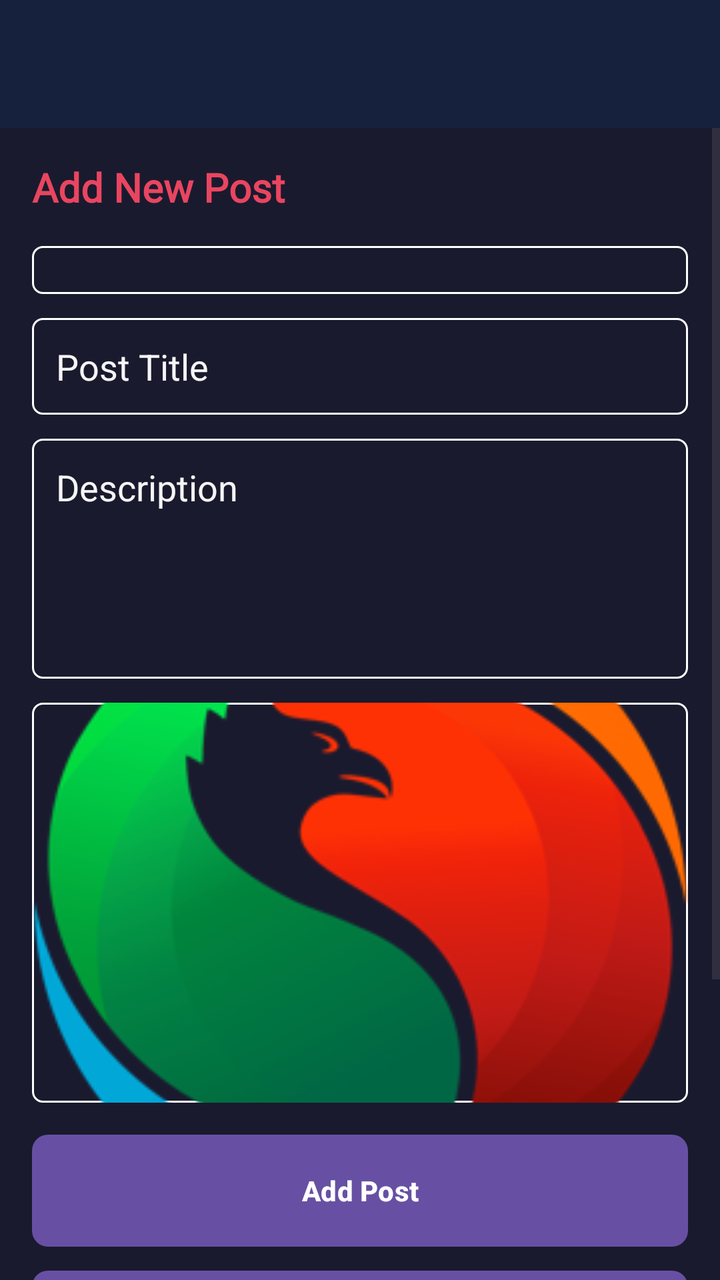
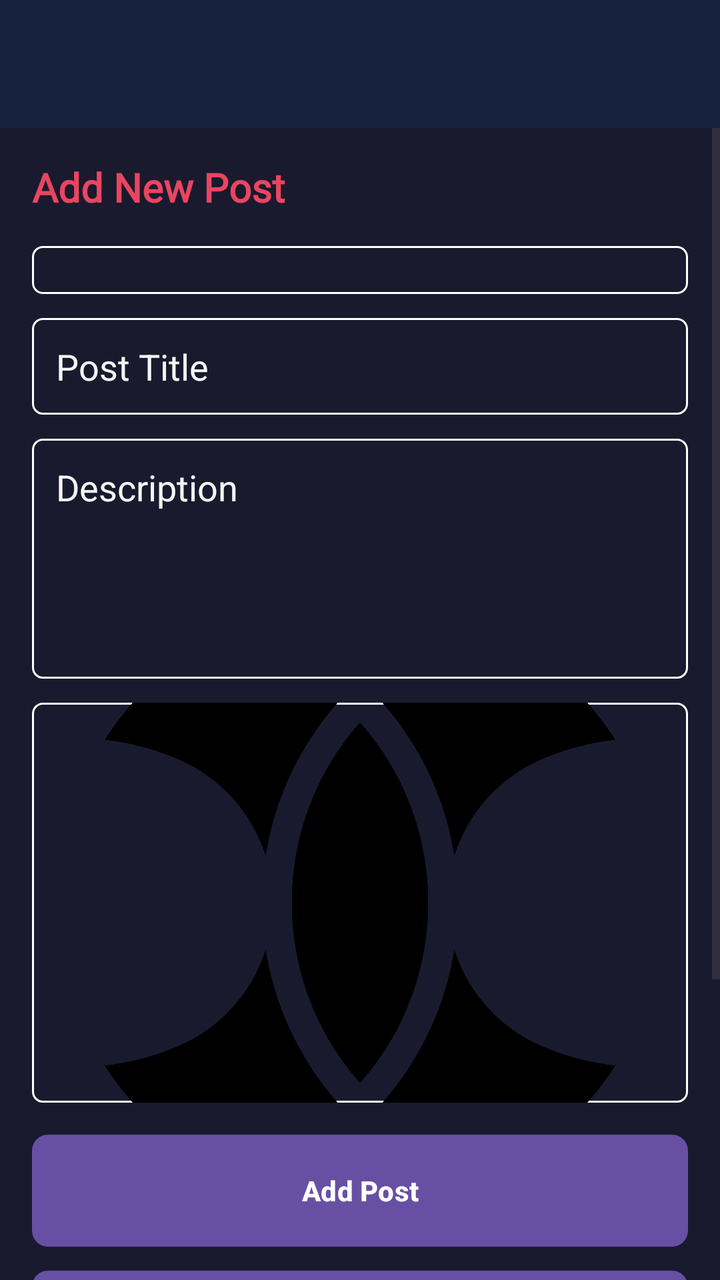

Before-and-after screenshots of an Android layout around one commit, followed by the original layout XML and the change that was made.
<!-- AndroidManifest.xml: application theme Theme.Simurgh -->
<!-- res/layout/activity_admin_panel.xml -->
<?xml version="1.0" encoding="utf-8"?>
<LinearLayout xmlns:android="http://schemas.android.com/apk/res/android"
    xmlns:app="http://schemas.android.com/apk/res-auto"
    android:layout_width="match_parent"
    android:layout_height="match_parent"
    android:orientation="vertical"
    android:background="@color/doctor_cyber_primary">

    <androidx.appcompat.widget.Toolbar
        android:id="@+id/toolbar"
        android:layout_width="match_parent"
        android:layout_height="?attr/actionBarSize"
        android:background="@color/doctor_cyber_secondary"
        android:elevation="4dp"
        app:titleTextColor="@color/doctor_cyber_highlight" />

    <ScrollView
        android:layout_width="match_parent"
        android:layout_height="0dp"
        android:layout_weight="1"
        android:fillViewport="true">

        <LinearLayout
            android:layout_width="match_parent"
            android:layout_height="wrap_content"
            android:orientation="vertical"
            android:padding="16dp">

            <TextView
                android:layout_width="match_parent"
                android:layout_height="wrap_content"
                android:text="Add New Post"
                android:textSize="20sp"
                android:textStyle="bold"
                android:textColor="@color/doctor_cyber_highlight"
                android:fontFamily="@font/poppins_bold"
                android:layout_marginBottom="16dp" />

            <Spinner
                android:id="@+id/firstSpinner"
                android:layout_width="match_parent"
                android:layout_height="wrap_content"
                android:background="@drawable/edit_text_back"
                android:padding="12dp"
                android:layout_marginBottom="12dp" />

            <Spinner
                android:id="@+id/secondSpinner"
                android:layout_width="match_parent"
                android:layout_height="wrap_content"
                android:background="@drawable/edit_text_back"
                android:padding="12dp"
                android:visibility="gone"
                android:layout_marginBottom="12dp" />

            <EditText
                android:id="@+id/etTitle"
                android:layout_width="match_parent"
                android:layout_height="wrap_content"
                android:hint="Post Title"
                android:textColorHint="@color/doctor_cyber_light"
                android:textColor="@color/doctor_cyber_light"
                android:background="@drawable/edit_text_back"
                android:padding="12dp"
                android:layout_marginBottom="12dp" />

            <EditText
                android:id="@+id/etDesc"
                android:layout_width="match_parent"
                android:layout_height="120dp"
                android:hint="Description"
                android:textColorHint="@color/doctor_cyber_light"
                android:textColor="@color/doctor_cyber_light"
                android:background="@drawable/edit_text_back"
                android:padding="12dp"
                android:gravity="top"
                android:inputType="textMultiLine"
                android:layout_marginBottom="12dp" />

            <ImageView
                android:id="@+id/imageView"
                android:layout_width="match_parent"
                android:layout_height="200dp"
                android:src="@drawable/simuico"
                android:scaleType="centerCrop"
                android:background="@drawable/edit_text_back"
                android:layout_marginBottom="16dp" />

            <Button
                android:id="@+id/btnAddPost"
                android:layout_width="match_parent"
                android:layout_height="56dp"
                android:text="Add Post"
                android:textStyle="bold"
                android:background="@drawable/button_filled"
                android:layout_marginBottom="12dp" />

            <Button
                android:id="@+id/btnManagePost"
                android:layout_width="match_parent"
                android:layout_height="56dp"
                android:text="Manage Posts"
                android:textStyle="bold"
                android:background="@drawable/button_filled"
                android:layout_marginBottom="12dp" />

            <Button
                android:id="@+id/btnAddEmail"
                android:layout_width="match_parent"
                android:layout_height="56dp"
                android:text="Set Contact Email"
                android:textStyle="bold"
                android:background="@drawable/button_filled"
                android:layout_marginBottom="12dp" />

            <Button
                android:id="@+id/btnLogout"
                android:layout_width="match_parent"
                android:layout_height="56dp"
                android:text="Logout"
                android:textStyle="bold"
                android:background="@drawable/button_filled" />

        </LinearLayout>

    </ScrollView>

</LinearLayout>
<!-- resources referenced by this layout -->
<resources>
  <color name="doctor_cyber_highlight">#E94560</color>
  <color name="doctor_cyber_light">#F5F5F5</color>
  <color name="doctor_cyber_primary">#1A1A2E</color>
  <color name="doctor_cyber_secondary">#16213E</color>
  <!-- drawable button_filled (drawable) -->
  <?xml version="1.0" encoding="utf-8"?>
  <selector xmlns:android="http://schemas.android.com/apk/res/android">
  
  
      <item>
          <shape android:shape="rectangle">
  
  
              <solid android:color="@color/purple_700"/>
              <corners android:radius="8dp"/>
          </shape>
      </item>
  </selector>
  <!-- drawable edit_text_back (drawable) -->
  <?xml version="1.0" encoding="utf-8"?>
  <selector xmlns:android="http://schemas.android.com/apk/res/android">
  
      <item >
          <shape android:shape="rectangle">
  
              <corners android:radius="5dp"/>
              <stroke android:color="@color/white"
                  android:width="1dp"/>
  
          </shape>
      </item>
  
  </selector>
  <!-- drawable simuico: png bitmap (drawable, 38009 bytes) -->
  <style name="Theme.Simurgh" parent="Base.Theme.Simurgh" />
  <color name="purple_700">#1A1A2E</color>
  <color name="white">#FFFFFF</color>
  <style name="Base.Theme.Simurgh" parent="Theme.Material3.DayNight.NoActionBar">
          
          
      </style>
</resources>

<!-- the commit's change to res/layout/activity_admin_panel.xml (unified diff, before → after) -->
@@ -81,7 +81,7 @@
                 android:id="@+id/imageView"
                 android:layout_width="match_parent"
                 android:layout_height="200dp"
-                android:src="@drawable/simuico"
+                android:src="@drawable/logocyber"
                 android:scaleType="centerCrop"
                 android:background="@drawable/edit_text_back"
                 android:layout_marginBottom="16dp" />
<!-- resource entries referenced after the edit -->
@@ -33,7 +33,7 @@
       </item>
   
   </selector>
-  <!-- drawable simuico: png bitmap (drawable, 38009 bytes) -->
+  <!-- drawable logocyber: png bitmap (drawable, 91566 bytes) -->
   <style name="Theme.Simurgh" parent="Base.Theme.Simurgh" />
   <color name="purple_700">#1A1A2E</color>
   <color name="white">#FFFFFF</color>
